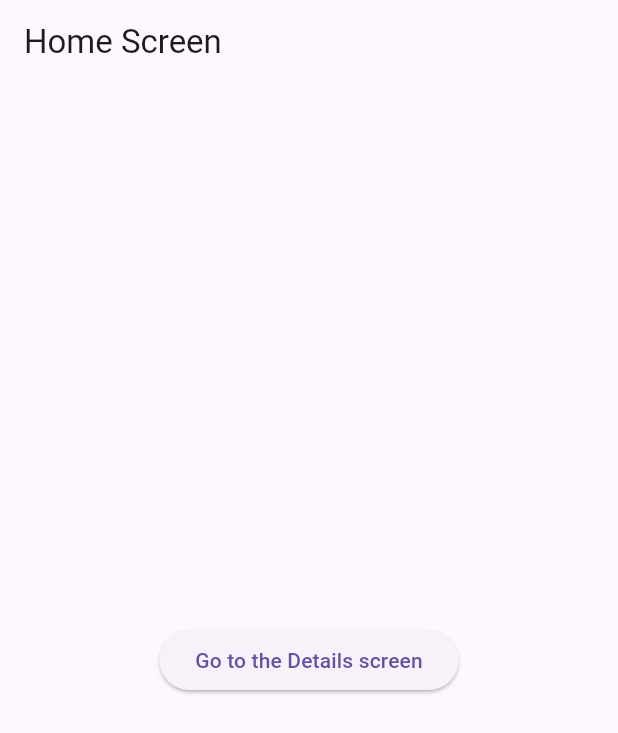
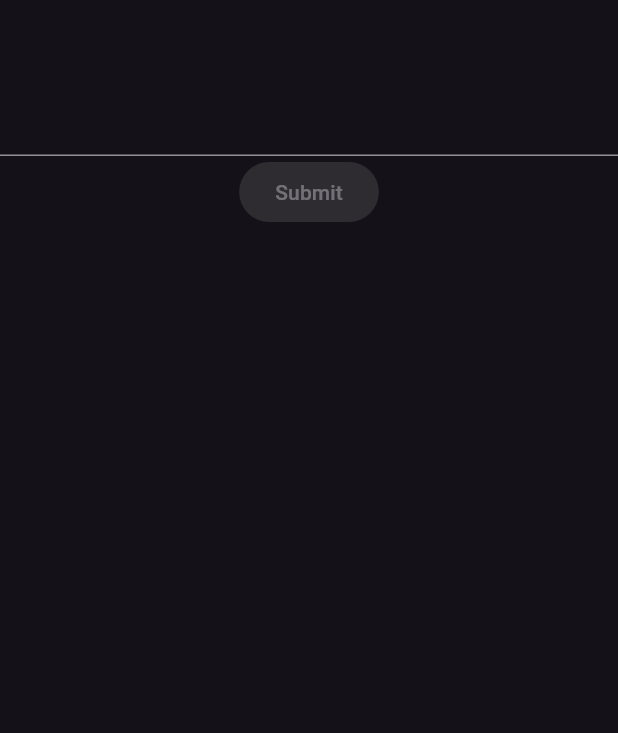
Before and after one commit to vuralkayracetintas/flutter_calendar_provider, a Flutter app: the screen it shows after launch, on a phone screen of 412 x 824 dp. Shown: the top 733 px of the screen. Run offline on Flutter 3.47's test engine with Material 3 defaults, Android fonts, the phone set to English and light mode, and no system bars; our stand-ins replace animated_text_kit, get, go_router, lottie, qr_flutter, shared_preferences and 1 more; missing offline and left inert: flutter_barcode_scanner, kartal.

Commit message:
admob , textfield controller

```diff
--- a/lib/main.dart
+++ b/lib/main.dart
@@ -4,15 +4,16 @@ import 'package:demo_apps/getx_learn/getx_showDialog.dart';
 import 'package:demo_apps/getx_learn/getx_snackbar.dart';
 import 'package:demo_apps/go_router/router.dart';
 import 'package:demo_apps/provider/event_provider.dart';
+import 'package:demo_apps/textfield/textfield_view.dart';
 import 'package:flutter/material.dart';
 import 'package:get/route_manager.dart';
 import 'package:go_router/go_router.dart';
-import 'package:google_mobile_ads/google_mobile_ads.dart';
+
 import 'package:provider/provider.dart';
 
 void main() {
   WidgetsFlutterBinding.ensureInitialized();
-  MobileAds.instance.initialize();
+  // MobileAds.instance.initialize();
   runApp(
     ChangeNotifierProvider(
       create: (context) => EventProvider(),
@@ -26,16 +27,16 @@ class MyApp extends StatelessWidget {
 
   @override
   Widget build(BuildContext context) {
-    // return GetMaterialApp(
-    //   debugShowCheckedModeBanner: false,
-    //   theme: ThemeData.dark(useMaterial3: true),
-    //   title: 'My App',
-    //   home: GoogleAdMobTest(),
+    return GetMaterialApp(
+      debugShowCheckedModeBanner: false,
+      theme: ThemeData.dark(useMaterial3: true),
+      title: 'My App',
+      home: TextFieldView(),
+    );
+
+    // return MaterialApp.router(
+    //   routerConfig: router,
     // );
-
-    return MaterialApp.router(
-      routerConfig: router,
-    );
   }
 }
 
@@ -53,6 +54,12 @@ final GoRouter router = GoRouter(
             return const DetailsScreen();
           },
         ),
+        GoRoute(
+          path: 'details',
+          builder: (BuildContext context, GoRouterState state) {
+            return const DetailsScreen();
+          },
+        ),
       ],
     ),
   ],
--- /dev/null
+++ b/lib/textfield/textfield_view.dart
@@ -0,0 +1,50 @@
+import 'package:flutter/material.dart';
+
+class TextFieldView extends StatefulWidget {
+  const TextFieldView({super.key});
+
+  @override
+  State<TextFieldView> createState() => _TextFieldViewState();
+}
+
+class _TextFieldViewState extends State<TextFieldView> {
+  TextEditingController controller = TextEditingController();
+  bool isActive = false;
+  @override
+  void initState() {
+    super.initState();
+
+    controller.addListener(() {
+      final isActive = controller.text.isNotEmpty;
+      setState(() {
+        this.isActive = isActive;
+      });
+    });
+  }
+
+  @override
+  Widget build(BuildContext context) {
+    return Scaffold(
+      appBar: AppBar(),
+      body: Center(
+        child: Column(
+          children: [
+            TextField(
+              controller: controller,
+            ),
+            ElevatedButton(
+              onPressed: isActive
+                  ? () {
+                      setState(() {
+                        isActive = true;
+                      });
+                    }
+                  : null,
+              child: const Text('Submit'),
+            ),
+          ],
+        ),
+      ),
+    );
+  }
+}
```
Also changed, not shown: lib/admob/ad_function.dart (+70 -70 lines), lib/admob/admob_view.dart (+54 -54 lines), lib/downloadfile/download_file.dart (added, +33 -0 lines), pubspec.yaml (+3 -7 lines), pubspec.lock, 2 other files.
